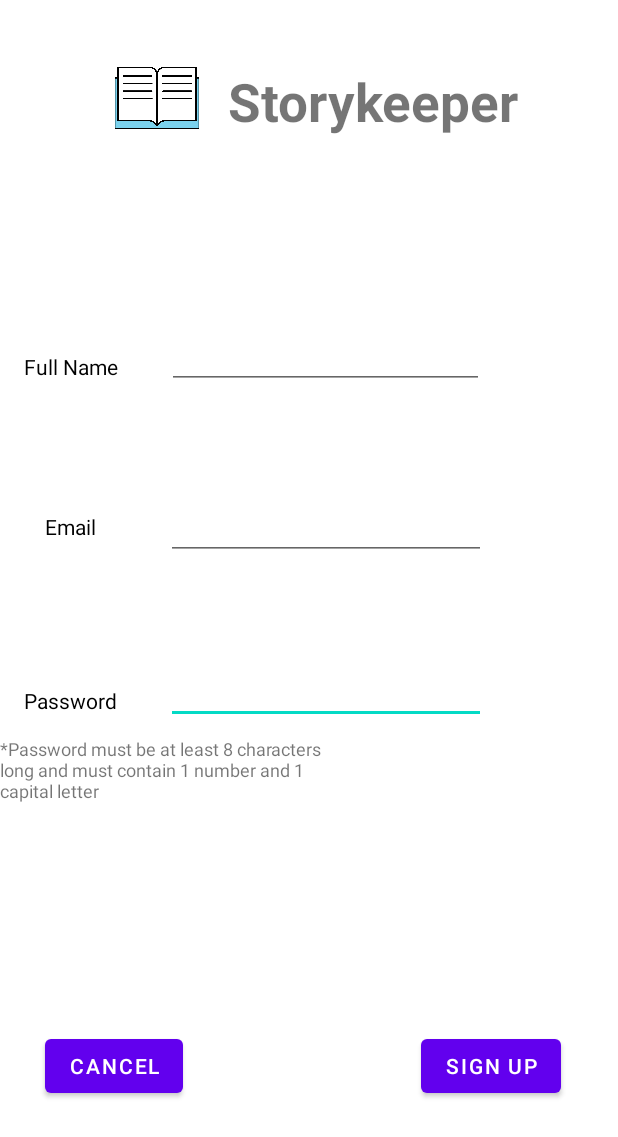
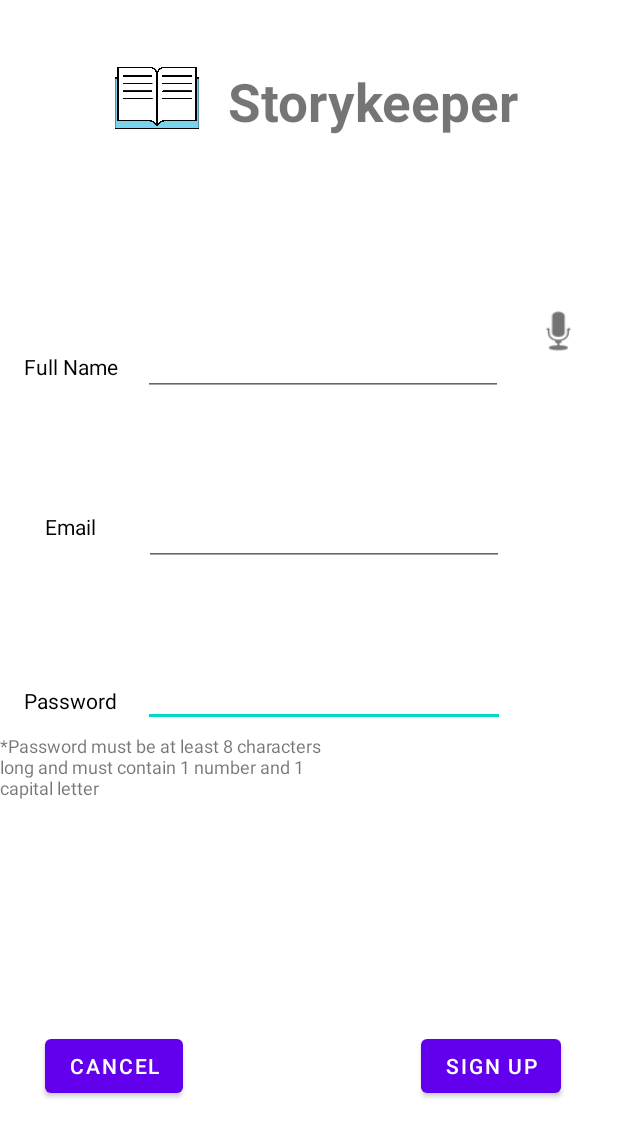
Before and after one commit to Nickmyt/WebStore, an Android app: the Register screen opened directly, with no data from a screen before it, on a phone screen of 412 x 824 dp. Shown: the top 1137 px of the screen. Run offline under Robolectric (Android 15) with nearby library versions, the phone set to English and light mode, and no system bars; our stand-ins replace Firebase (no records; nobody signed in at launch, a user with empty details on screens opened directly).

Commit message:
Added Text to Speech , Improved stability

```diff
--- a/app/build.gradle
+++ b/app/build.gradle
@@ -37,7 +37,7 @@ dependencies {
     implementation 'com.google.firebase:firebase-auth:21.0.1'
     implementation 'com.google.firebase:firebase-firestore:24.0.1'
     implementation 'androidx.recyclerview:recyclerview:1.2.1'
-    implementation 'com.squareup.picasso:picasso:2.5.0'
+    implementation 'com.squareup.picasso:picasso:2.5.2'
     testImplementation 'junit:junit:4.13.2'
     androidTestImplementation 'androidx.test.ext:junit:1.1.3'
     androidTestImplementation 'androidx.test.espresso:espresso-core:3.4.0'
--- a/app/src/main/res/layout/activity_register.xml
+++ b/app/src/main/res/layout/activity_register.xml
@@ -47,8 +47,8 @@
 
     <EditText
         android:id="@+id/password2"
-        android:layout_width="wrap_content"
-        android:layout_height="wrap_content"
+        android:layout_width="241dp"
+        android:layout_height="49dp"
         android:ems="10"
         android:inputType="textPassword"
         app:layout_constraintBottom_toBottomOf="parent"
@@ -60,8 +60,8 @@
 
     <EditText
         android:id="@+id/email"
-        android:layout_width="wrap_content"
-        android:layout_height="wrap_content"
+        android:layout_width="240dp"
+        android:layout_height="52dp"
         android:ems="10"
         android:inputType="textEmailAddress"
         app:layout_constraintBottom_toBottomOf="parent"
@@ -99,8 +99,8 @@
 
     <EditText
         android:id="@+id/editfname"
-        android:layout_width="211dp"
-        android:layout_height="43dp"
+        android:layout_width="240dp"
+        android:layout_height="49dp"
         android:ems="10"
         android:inputType="textPersonName"
         app:layout_constraintBottom_toBottomOf="parent"
@@ -152,10 +152,24 @@
         android:id="@+id/contexttext"
         android:layout_width="224dp"
         android:layout_height="73dp"
-        android:layout_marginTop="8dp"
+        android:layout_marginTop="4dp"
         android:text="*Password must be at least 8 characters long and must contain 1 number and 1 capital letter "
         android:textSize="12sp"
+        app:layout_constraintBottom_toTopOf="@+id/signup"
         app:layout_constraintTop_toBottomOf="@+id/password2"
-        tools:layout_editor_absoluteX="112dp" />
+        app:layout_constraintVertical_bias="0.0"
+        tools:layout_editor_absoluteX="111dp" />
+
+    <ImageView
+        android:id="@+id/mic"
+        android:layout_width="38dp"
+        android:layout_height="37dp"
+        android:layout_marginStart="12dp"
+        android:layout_marginTop="108dp"
+        app:layout_constraintEnd_toEndOf="parent"
+        app:layout_constraintHorizontal_bias="0.23"
+        app:layout_constraintStart_toEndOf="@+id/editfname"
+        app:layout_constraintTop_toBottomOf="@+id/textView8"
+        app:srcCompat="@android:drawable/ic_btn_speak_now" />
 
 </androidx.constraintlayout.widget.ConstraintLayout>
```
Also changed, not shown: app/src/main/java/com/example/webstore/Bookstore.java (+44 -3 lines), app/src/main/java/com/example/webstore/RecyclerAdapter.java (+43 -7 lines), app/src/main/res/layout/my_row.xml (+15 -15 lines).
